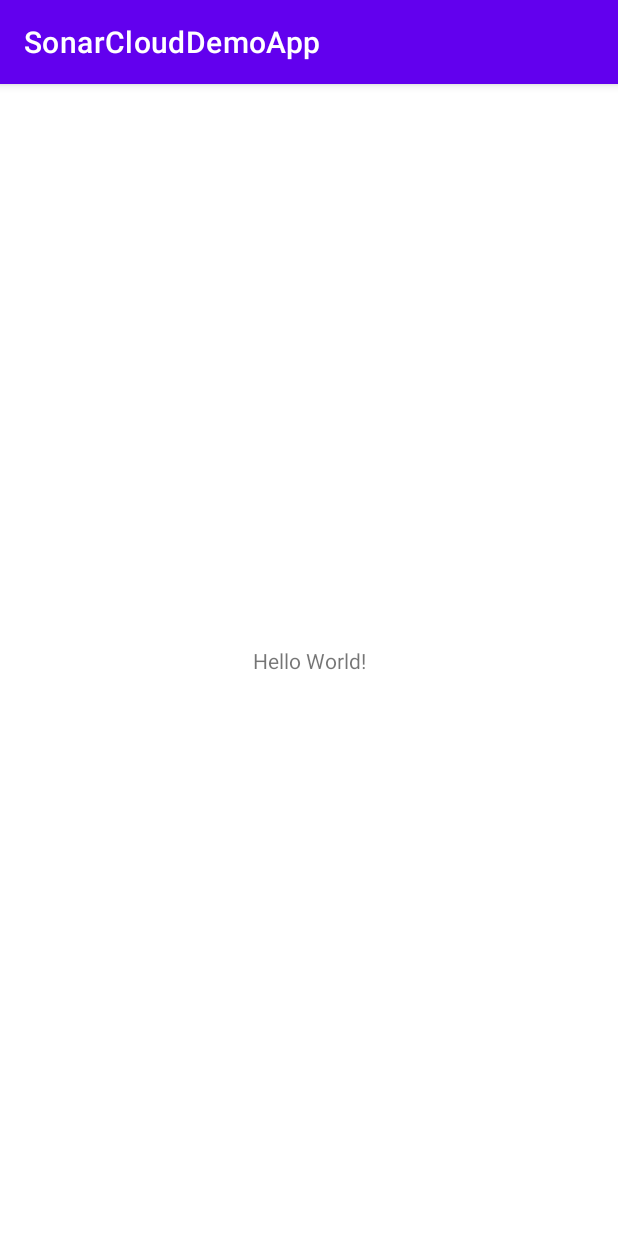
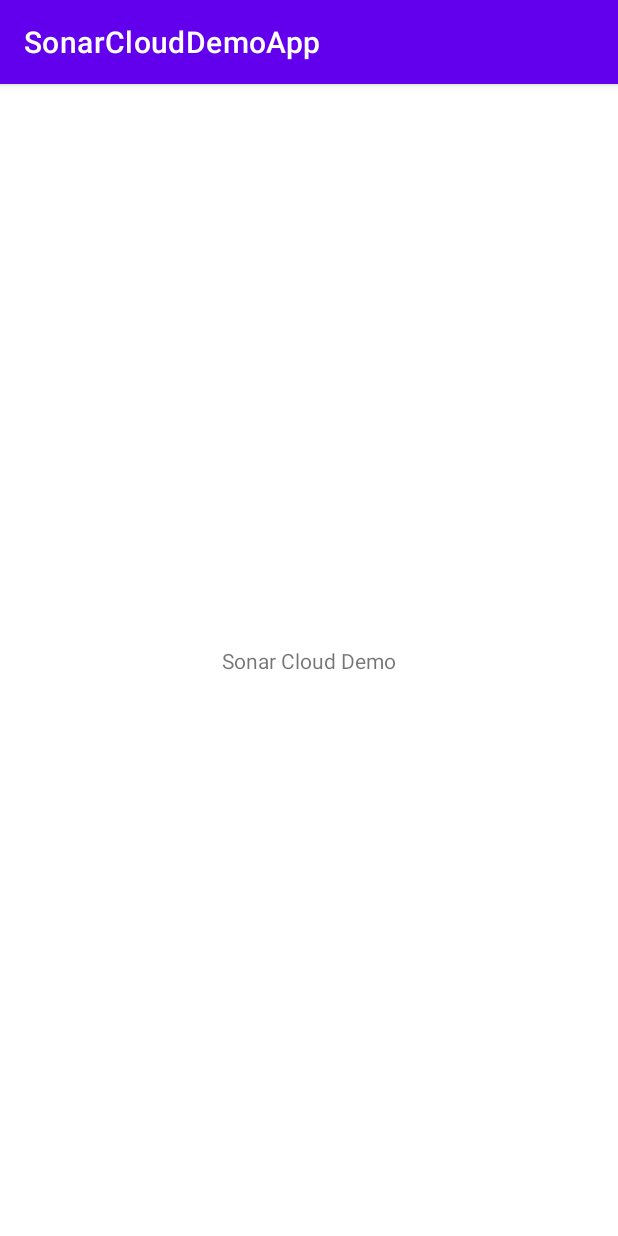
Before and after one commit to Hkaur9m/SonarCloudDemoApp, an Android app: the screen it shows after launch (MainActivity), on a phone screen of 412 x 824 dp. Run offline under Robolectric (Android 15) with nearby library versions, the phone set to English and light mode, and no system bars.

Commit message:
Change Message

```diff
--- a/app/src/main/res/layout/activity_main.xml
+++ b/app/src/main/res/layout/activity_main.xml
@@ -9,7 +9,7 @@
     <TextView
         android:layout_width="wrap_content"
         android:layout_height="wrap_content"
-        android:text="Hello World!"
+        android:text="Sonar Cloud Demo"
         app:layout_constraintBottom_toBottomOf="parent"
         app:layout_constraintLeft_toLeftOf="parent"
         app:layout_constraintRight_toRightOf="parent"
```
